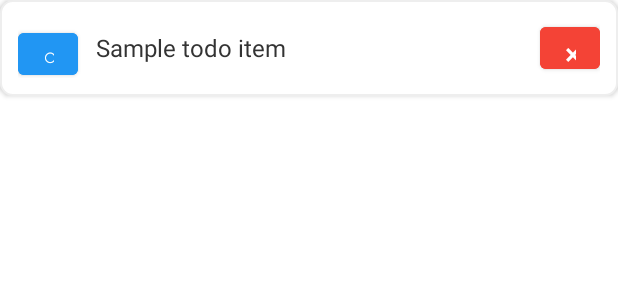
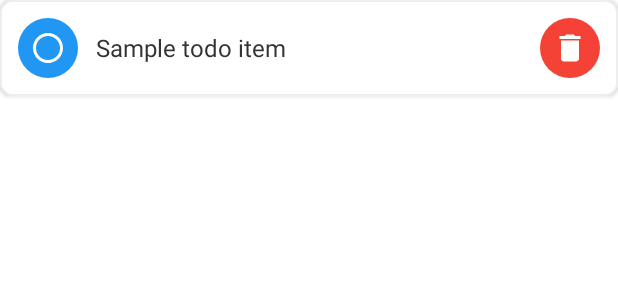
Before and after one commit to COSC-328-Android/TODO-App, an Android app: the layout item_todo.xml on its own in the app's theme, with its tools: preview values and no code run, on a phone screen of 412 x 824 dp. Shown: the top 300 px of the screen. Run offline under Robolectric (Android 15) with nearby library versions, the phone set to English and light mode, and no system bars.

Commit message:
Enhance TODO app functionality and UI
- Updated README.md with correct Releases page link
- Added JSON serialization for saving/loading todos
- Implemented save/load functionality in MainActivity
- Changed buttons to ImageButtons in item_todo layout
- Added drawable resources for buttons and icons
- Updated colors.xml with new color definitions
- Improved UI elements for better accessibility and design

```diff
--- a/app/build.gradle.kts
+++ b/app/build.gradle.kts
@@ -55,6 +55,7 @@ dependencies {
     implementation("com.google.android.material:material:1.11.0")
     implementation("androidx.constraintlayout:constraintlayout:2.1.4")
     implementation("androidx.recyclerview:recyclerview:1.3.2") // ← Stable version, not 1.4.0
+    implementation("com.google.code.gson:gson:2.10.1") // For JSON serialization
 
     testImplementation("junit:junit:4.13.2")
     androidTestImplementation("androidx.test.ext:junit:1.1.5")
--- /dev/null
+++ b/app/src/main/res/drawable/button_circle_blue.xml
@@ -0,0 +1,5 @@
+<?xml version="1.0" encoding="utf-8"?>
+<shape xmlns:android="http://schemas.android.com/apk/res/android"
+    android:shape="oval">
+    <solid android:color="@color/primary_blue" />
+</shape>
--- /dev/null
+++ b/app/src/main/res/drawable/button_circle_green.xml
@@ -0,0 +1,5 @@
+<?xml version="1.0" encoding="utf-8"?>
+<shape xmlns:android="http://schemas.android.com/apk/res/android"
+    android:shape="oval">
+    <solid android:color="@color/complete_green" />
+</shape>
--- /dev/null
+++ b/app/src/main/res/drawable/button_circle_red.xml
@@ -0,0 +1,5 @@
+<?xml version="1.0" encoding="utf-8"?>
+<shape xmlns:android="http://schemas.android.com/apk/res/android"
+    android:shape="oval">
+    <solid android:color="@color/delete_red" />
+</shape>
--- /dev/null
+++ b/app/src/main/res/drawable/ic_circle.xml
@@ -0,0 +1,10 @@
+<?xml version="1.0" encoding="utf-8"?>
+<vector xmlns:android="http://schemas.android.com/apk/res/android"
+    android:width="24dp"
+    android:height="24dp"
+    android:viewportWidth="24"
+    android:viewportHeight="24">
+    <path
+        android:fillColor="#FFFFFF"
+        android:pathData="M12,2C6.48,2 2,6.48 2,12s4.48,10 10,10 10,-4.48 10,-10S17.52,2 12,2zM12,20c-4.41,0 -8,-3.59 -8,-8s3.59,-8 8,-8 8,3.59 8,8 -3.59,8 -8,8z"/>
+</vector>
--- /dev/null
+++ b/app/src/main/res/drawable/ic_delete.xml
@@ -0,0 +1,10 @@
+<?xml version="1.0" encoding="utf-8"?>
+<vector xmlns:android="http://schemas.android.com/apk/res/android"
+    android:width="24dp"
+    android:height="24dp"
+    android:viewportWidth="24"
+    android:viewportHeight="24">
+    <path
+        android:fillColor="#FFFFFF"
+        android:pathData="M6,19c0,1.1 0.9,2 2,2h8c1.1,0 2,-0.9 2,-2V7H6v12zM19,4h-3.5l-1,-1h-5l-1,1H5v2h14V4z"/>
+</vector>
--- a/app/src/main/res/layout/item_todo.xml
+++ b/app/src/main/res/layout/item_todo.xml
@@ -8,15 +8,15 @@
               android:background="@drawable/todo_item_background"
               android:elevation="2dp">
 
-    <Button
+    <ImageButton
             android:id="@+id/completeButton"
             android:layout_width="40dp"
             android:layout_height="40dp"
-            android:text="@string/incomplete_symbol"
-            android:textSize="16sp"
-            android:textColor="#FFFFFF"
-            android:backgroundTint="@color/primary_blue"
-            android:layout_marginEnd="12dp" />
+            android:src="@drawable/ic_circle"
+            android:background="@drawable/button_circle_blue"
+            android:scaleType="center"
+            android:layout_marginEnd="12dp"
+            android:contentDescription="Mark as complete" />
 
     <TextView
             android:id="@+id/todoText"
@@ -25,18 +25,18 @@
             android:layout_weight="1"
             android:text="@string/sample_todo"
             android:textSize="16sp"
-            android:textColor="#333333"
+            android:textColor="@color/text_primary"
             android:layout_gravity="center_vertical"
             android:paddingVertical="8dp" />
 
-    <Button
+    <ImageButton
             android:id="@+id/deleteButton"
             android:layout_width="40dp"
             android:layout_height="40dp"
-            android:text="@string/delete_symbol"
-            android:textSize="20sp"
-            android:textColor="#FFFFFF"
-            android:backgroundTint="@color/delete_red"
-            android:layout_marginStart="8dp" />
+            android:src="@drawable/ic_delete"
+            android:background="@drawable/button_circle_red"
+            android:scaleType="center"
+            android:layout_marginStart="8dp"
+            android:contentDescription="Delete todo" />
 
 </LinearLayout>
--- a/app/src/main/res/values/colors.xml
+++ b/app/src/main/res/values/colors.xml
@@ -5,4 +5,7 @@
     <color name="primary_blue">#2196F3</color>
     <color name="delete_red">#F44336</color>
     <color name="complete_green">#4CAF50</color>
+    <color name="text_primary">#333333</color>
+    <color name="text_hint">#999999</color>
+    <color name="background_light">#FAFAFA</color>
 </resources>
```
Also changed, not shown: app/src/main/java/com/example/todoapp/MainActivity.kt (+21 -8 lines), app/src/main/java/com/example/todoapp/TodoAdapter.kt (+10 -7 lines), app/src/main/java/com/example/todoapp/TodoPersistence.kt (added, +29 -0 lines), app/src/main/res/drawable/ic_check.xml (added, +10 -0 lines), app/src/main/res/layout/activity_main.xml (+5 -2 lines), 1 other file.
